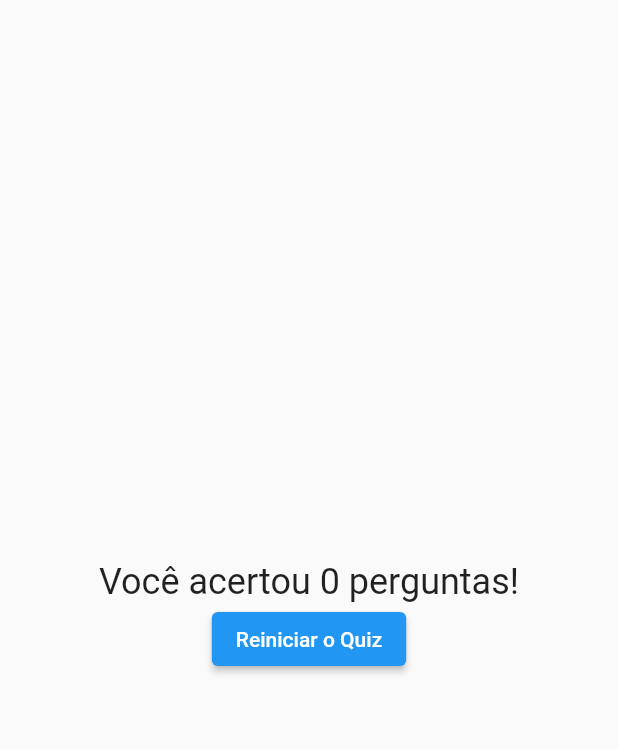
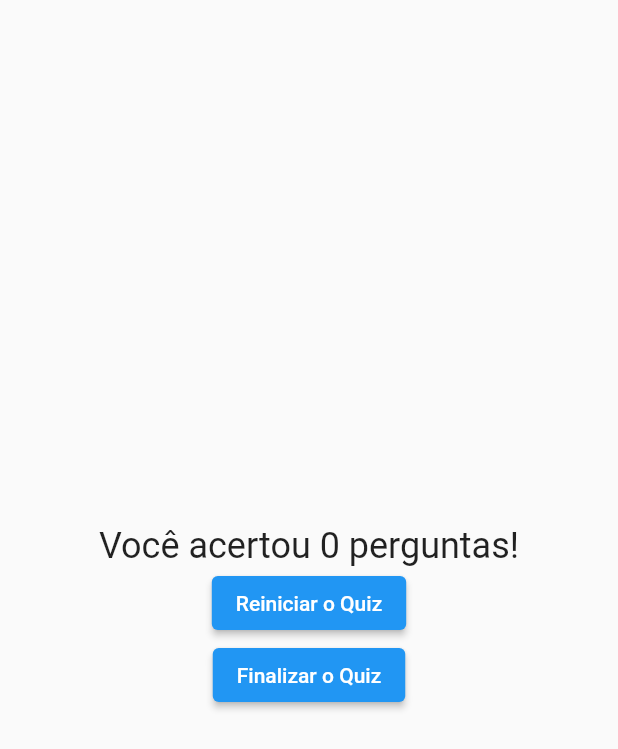
Before and after one commit to ErickSuirenAki/quizApp, a Flutter app: the Result widget shown alone on an empty page, opened directly with empty values, on a phone screen of 412 x 824 dp. Shown: the top 749 px of the screen. Run offline on Flutter 3.47's test engine with Material 2 defaults, Android fonts, the phone set to English and light mode, and no system bars.

Commit message:
quase terminado

```diff
--- a/lib/main.dart
+++ b/lib/main.dart
@@ -142,7 +142,7 @@ class _QuizPageState extends State<QuizPage> {
   @override
   Widget build(BuildContext context) {
     return Scaffold(
-      backgroundColor: Color.fromARGB(255, 45, 153, 216), // cor geral
+      backgroundColor: Color.fromARGB(255, 45, 153, 216),
       appBar: AppBar(
         title: Text('Quiz App'),
         backgroundColor: Color.fromARGB(255, 36, 124, 207),
@@ -166,7 +166,7 @@ class _QuizPageState extends State<QuizPage> {
                   color: const Color.fromARGB(
                       255, 54, 143, 244), // Defina a cor de fundo para vermelho
                 ),
-                child: Result(score, resetQuiz),
+                child: Result(score, resetQuiz, () {}),
               ),
             ),
     );
@@ -242,8 +242,8 @@ class Answer extends StatelessWidget {
 class Result extends StatelessWidget {
   final int score;
   final VoidCallback resetHandler;
-
-  Result(this.score, this.resetHandler);
+  final VoidCallback finishHandler;
+  Result(this.score, this.resetHandler, this.finishHandler);
 
   @override
   Widget build(BuildContext context) {
@@ -260,6 +260,8 @@ class Result extends StatelessWidget {
             onPressed: resetHandler,
             child: Text('Reiniciar o Quiz'),
           ),
+          ElevatedButton(
+              onPressed: finishHandler, child: Text('Finalizar o Quiz')),
         ],
       ),
     );
```
Also changed, not shown: lib/perguntas.dart (added).
